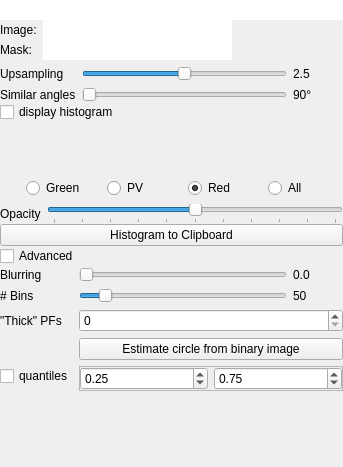
Qt form Plugins/org.mitk.gui.qt.diffusionimaging/src/internal/QmitkPartialVolumeAnalysisViewControls.ui (MITK/MITK) before a commit.
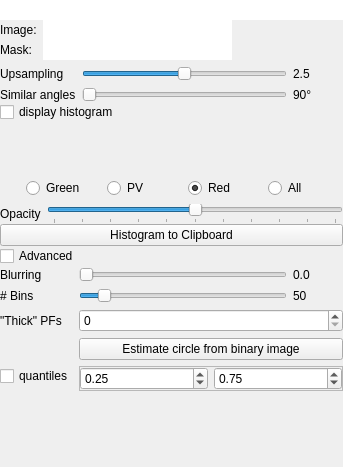
The same form after that commit. Icons and pictures are not drawn. Custom widgets are drawn as their Qt base class.

Commit message: removing according helper object together with planar figure

```diff
--- a/Plugins/org.mitk.gui.qt.diffusionimaging/src/internal/QmitkPartialVolumeAnalysisViewControls.ui
+++ b/Plugins/org.mitk.gui.qt.diffusionimaging/src/internal/QmitkPartialVolumeAnalysisViewControls.ui
@@ -644,6 +644,9 @@
          </property>
          <item>
           <widget class="QSlider" name="m_NumberBinsSlider">
+           <property name="minimum">
+            <number>1</number>
+           </property>
            <property name="maximum">
             <number>100</number>
            </property>
```
The commit also changes 1 other file.
